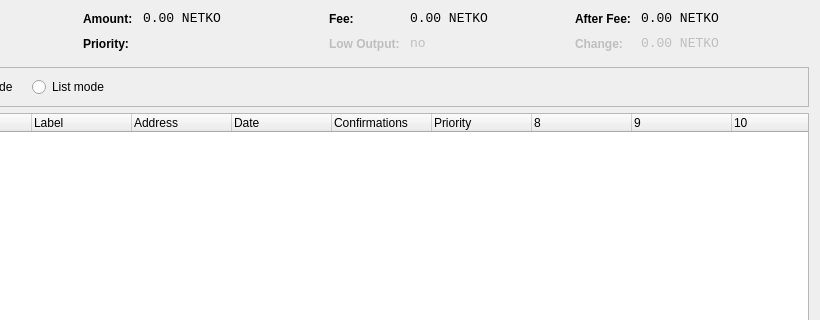
barrystyle/stakecube-legacy, file src/qt/forms/coincontroldialog.ui: the form before one commit; both pictures show x 180 to 1000 and y 0 to 320 of the 1000 by 500 pixel window.
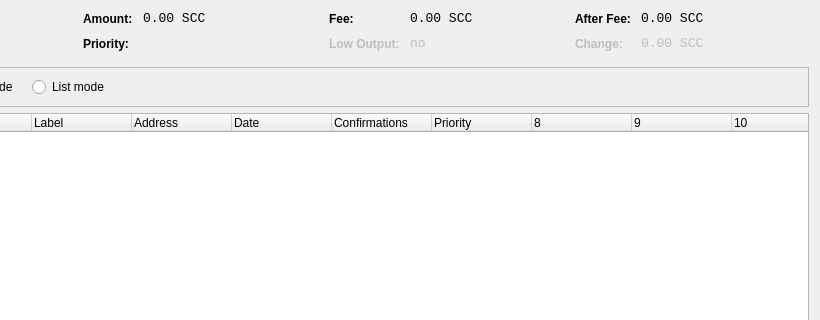
The form after the commit. Custom widgets are drawn as their Qt base class.

```diff
--- a/src/qt/forms/coincontroldialog.ui
+++ b/src/qt/forms/coincontroldialog.ui
@@ -141,7 +141,7 @@
           <enum>Qt::ActionsContextMenu</enum>
          </property>
          <property name="text">
-          <string notr="true">0.00 NETKO</string>
+          <string notr="true">0.00 SCC</string>
          </property>
          <property name="textInteractionFlags">
           <set>Qt::LinksAccessibleByMouse|Qt::TextSelectableByKeyboard|Qt::TextSelectableByMouse</set>
@@ -221,7 +221,7 @@
           <enum>Qt::ActionsContextMenu</enum>
          </property>
          <property name="text">
-          <string notr="true">0.00 NETKO</string>
+          <string notr="true">0.00 SCC</string>
          </property>
          <property name="textInteractionFlags">
           <set>Qt::LinksAccessibleByMouse|Qt::TextSelectableByKeyboard|Qt::TextSelectableByMouse</set>
@@ -307,7 +307,7 @@
           <enum>Qt::ActionsContextMenu</enum>
          </property>
          <property name="text">
-          <string notr="true">0.00 NETKO</string>
+          <string notr="true">0.00 SCC</string>
          </property>
          <property name="textInteractionFlags">
           <set>Qt::LinksAccessibleByMouse|Qt::TextSelectableByKeyboard|Qt::TextSelectableByMouse</set>
@@ -345,7 +345,7 @@
           <enum>Qt::ActionsContextMenu</enum>
          </property>
          <property name="text">
-          <string notr="true">0.00 NETKO</string>
+          <string notr="true">0.00 SCC</string>
          </property>
          <property name="textInteractionFlags">
           <set>Qt::LinksAccessibleByMouse|Qt::TextSelectableByKeyboard|Qt::TextSelectableByMouse</set>
```
